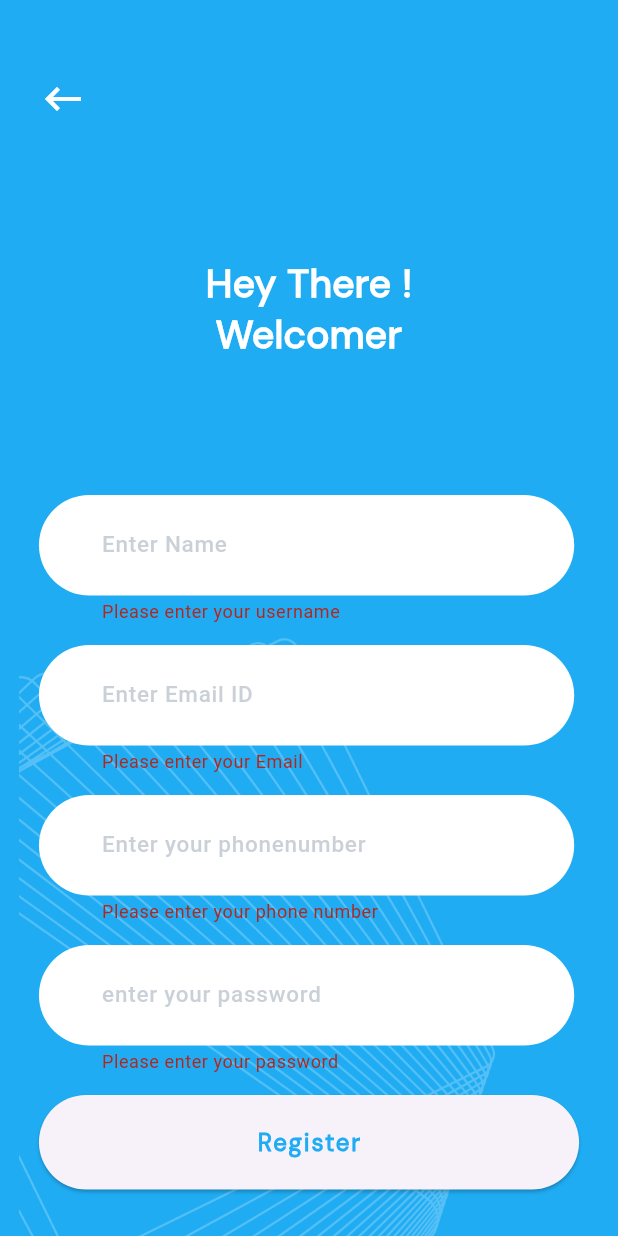
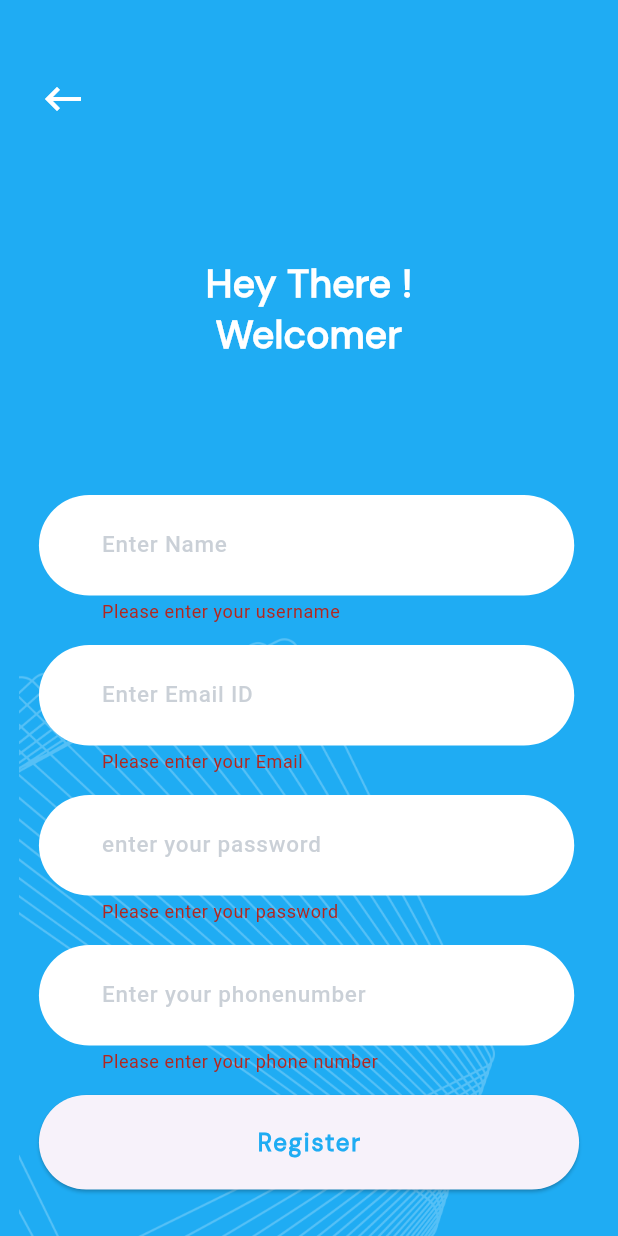
Before and after one commit to sarinkrishnan/Laundry_app_new, a Flutter app: the RegisterPage screen opened directly, after a tap on "Register", on a phone screen of 412 x 824 dp. Run offline on Flutter 3.47's test engine with Material 3 defaults, Android fonts, the phone set to English and light mode, and no system bars; our stand-ins replace carousel_slider, dotted_line, flutter_rating_bar, flutter_screenutil, gap, image_picker and 1 more; missing offline and left inert: radio_group_v2.

Commit message:
registration success

```diff
--- a/lib/main.dart
+++ b/lib/main.dart
@@ -21,7 +21,7 @@
         return MultiProvider(
           providers: [
             ChangeNotifierProvider(
-              create: (context) => RegisterProvider(),
+              create: (context) => UserProvider(),
             )
           ],
           child: MaterialApp(
--- a/lib/prototype-screen/1-row-splash-page/4-register-page.dart
+++ b/lib/prototype-screen/1-row-splash-page/4-register-page.dart
@@ -1,12 +1,10 @@
-import 'package:flutter/cupertino.dart';
 import 'package:flutter/material.dart';
-import 'package:flutter/services.dart';
-import 'package:flutter/widgets.dart';
 import 'package:flutter_screenutil/flutter_screenutil.dart';
 import 'package:gap/gap.dart';
 import 'package:laundry_bin_app/controler/register.dart';
 import 'package:laundry_bin_app/extract_items/splashpage-back_white_button/splash-back_white_button.dart';
 import 'package:laundry_bin_app/prototype-screen/1-row-splash-page/5-wlcome_back-login.dart';
+import 'package:laundry_bin_app/prototype-screen/2-row-home-page/11-home-page.dart';
 import 'package:provider/provider.dart';
 
 class RegisterPage extends StatefulWidget {
@@ -20,8 +18,7 @@
   late int phoneNumber;
   @override
   Widget build(BuildContext context) {
-     final post= Provider.of<RegisterProvider>(context,
-                                    listen: false);
+    // final post = Provider.of<UserProvider>(context, listen: false);
     return Scaffold(
       backgroundColor: Color(0xff1FACF3),
       body: Stack(children: [
@@ -60,8 +57,7 @@
                   ),
                 ),
                 Gap(90.h),
-                Center(
-                  child: Padding(
+                Padding(
                   padding: EdgeInsets.only(left: 24.w, right: 27.w),
                   child: TextFormField(
                     style: TextStyle(color: Colors.black),
@@ -89,10 +85,8 @@
                     onSaved: (value) => name = value!,
                   ),
                 ),
-                ),
                 Gap(15.h),
-                Center(
-                  child: Padding(
+                Padding(
                   padding: EdgeInsets.only(left: 24.w, right: 27.w),
                   child: TextFormField(
                     style: TextStyle(color: Colors.black),
@@ -120,45 +114,8 @@
                     onSaved: (value) => email = value!,
                   ),
                 ),
-                ),
                 Gap(15.h),
-                Center(
-                  child: Padding(
-                    padding: EdgeInsets.only(left: 24.w, right: 27.w),
-                    child: TextFormField(
-                        style: TextStyle(color: Colors.black),
-                        decoration: InputDecoration(
-                            filled: true,
-                            fillColor: Color(0xffFFFFFF),
-                            border: OutlineInputBorder(
-                                borderSide: BorderSide.none,
-                                borderRadius: BorderRadius.circular(140.r)),
-                            contentPadding: EdgeInsets.only(
-                                left: 35.w, top: 24.h, bottom: 24.h),
-                            label: Text(
-                              'Enter your phonenumber',
-                              style: TextStyle(
-                                  color: Color.fromARGB(108, 131, 145, 161),
-                                  fontWeight: FontWeight.w500,
-                                  fontSize: 15.sp),
-                            )),
-                        validator: (value) {
-                          if (value == null || value.isEmpty) {
-                            return 'Please enter your phone number';
-                          }
-                          if (!RegExp(r'^[0-9]+$').hasMatch(value)) {
-                            return 'Please enter a valid phone number';
-                          }
-                          return null;
-                        },
-                        onSaved: (value) => phoneNumber = int.parse(value!),
-                        // obscureText: true,
-                        keyboardType: TextInputType.number),
-                  ),
-                ),
-                Gap(15.h),
-                Center(
-                  child: Padding(
+                Padding(
                   padding: EdgeInsets.only(left: 24.w, right: 27.w),
                   child: TextFormField(
                     style: TextStyle(color: Colors.black),
@@ -186,6 +143,38 @@
                     onSaved: (value) => password = value!,
                   ),
                 ),
+                Gap(15.h),
+                Padding(
+                  padding: EdgeInsets.only(left: 24.w, right: 27.w),
+                  child: TextFormField(
+                      style: TextStyle(color: Colors.black),
+                      decoration: InputDecoration(
+                          filled: true,
+                          fillColor: Color(0xffFFFFFF),
+                          border: OutlineInputBorder(
+                              borderSide: BorderSide.none,
+                              borderRadius: BorderRadius.circular(140.r)),
+                          contentPadding: EdgeInsets.only(
+                              left: 35.w, top: 24.h, bottom: 24.h),
+                          label: Text(
+                            'Enter your phonenumber',
+                            style: TextStyle(
+                                color: Color.fromARGB(108, 131, 145, 161),
+                                fontWeight: FontWeight.w500,
+                                fontSize: 15.sp),
+                          )),
+                      validator: (value) {
+                        if (value == null || value.isEmpty) {
+                          return 'Please enter your phone number';
+                        }
+                        // if (!RegExp(r'^[0-9]+$').hasMatch(value)) {
+                        //   return 'Please enter a valid phone number';
+                        // }
+                        return null;
+                      },
+                      onSaved: (value) => phoneNumber = int.parse(value!),
+                      // obscureText: true,
+                      keyboardType: TextInputType.number),
                 ),
                 Gap(15.h),
                 Center(
@@ -194,58 +183,31 @@
                       width: 333.w,
                       child: ElevatedButton(
                         onPressed: () {
-                          //   if (_formKey.currentState!.validate()) {
-                          //     _formKey.currentState!.save();
-                          //     Provider.of<RegisterProvider>(context,
-                          //             listen: false)
-                          //         .registerData(name.text, email.text,
-                          //             password.text, int.parse(phoneNumber.text));
-                          //     ScaffoldMessenger.of(context).showSnackBar(SnackBar(
-                          //       shape: ContinuousRectangleBorder(
-                          //           borderRadius: BorderRadius.circular(10)),
-                          //       content: Text(
-                          //         'Registration successful!',
-                          //       ),
-                          //       backgroundColor:
-                          //           const Color.fromARGB(255, 54, 244, 67),
-                          //       padding: EdgeInsets.only(
-                          //           left: 150, top: 15, bottom: 15),
-                          //     ));
-                          //   } else {
-                          //     ScaffoldMessenger.of(context).showSnackBar(SnackBar(
-                          //       shape: ContinuousRectangleBorder(
-                          //           borderRadius: BorderRadius.circular(10)),
-                          //       content: Text(
-                          //         'Registration failed',
-                          //       ),
-                          //       backgroundColor: Colors.red,
-                          //       padding: EdgeInsets.only(
-                          //           left: 150, top: 15, bottom: 15),
-                          //     ));
-                          //   }
                           if (_formKey.currentState!.validate()) {
                             _formKey.currentState!.save();
-
-                                post.registordata(
-                                    name, email,phoneNumber, password, )
-                                .then(
-                              (_) {
+                            Provider.of<UserProvider>(context, listen: false)
+                                .registerUser(
+                                    name, email, password, phoneNumber)
+                                .then((_) {
                               ScaffoldMessenger.of(context).showSnackBar(
                                 SnackBar(
-                                      backgroundColor: Colors.greenAccent,
-                                      content:
-                                          Text(post.Message)),
+                                  content: Text('Registration successful!'),
+                                  backgroundColor: Colors.green,
+                                ),
                               );
-                              },
-                            ).catchError((error) {
-
-                              ScaffoldMessenger.of(context)
-                                  .showSnackBar(SnackBar(
-                                content: Text(
-                                  'Registration failed: $error',
+                              Navigator.push(
+                                  context,
+                                  MaterialPageRoute(
+                                    builder: (context) => HomePage(),
+                                  ));
+                              // Maybe navigate to a new screen
+                            }).catchError((error) {
+                              ScaffoldMessenger.of(context).showSnackBar(
+                                SnackBar(
+                                  content: Text('Registration failed: $error'),
+                                  backgroundColor: Colors.red,
                                 ),
-                                backgroundColor: Colors.red,
-                              ));
+                              );
                             });
                           }
                         },
```
Also changed, not shown: lib/controler/register.dart (+22 -68 lines). Lines whose indentation alone changed are shown as unchanged.
